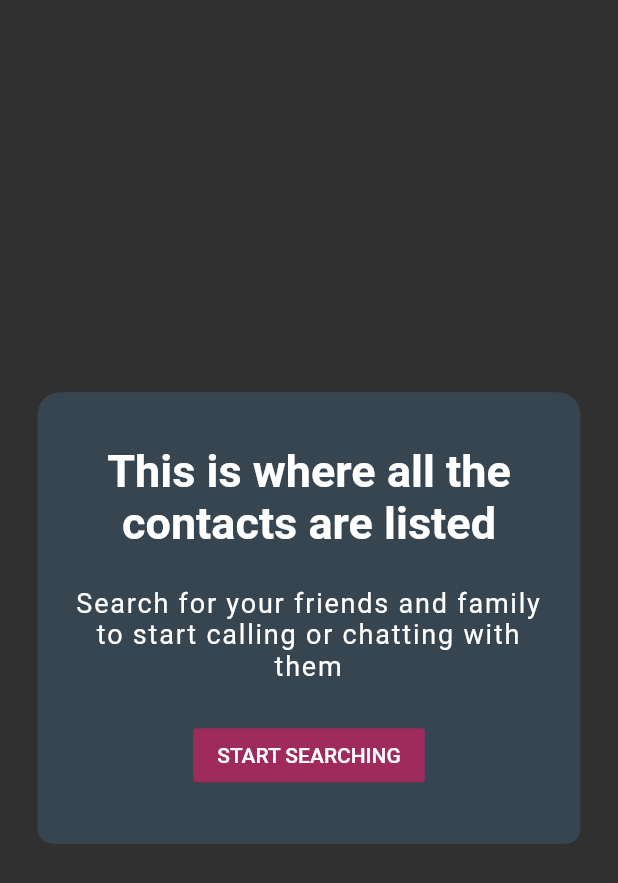
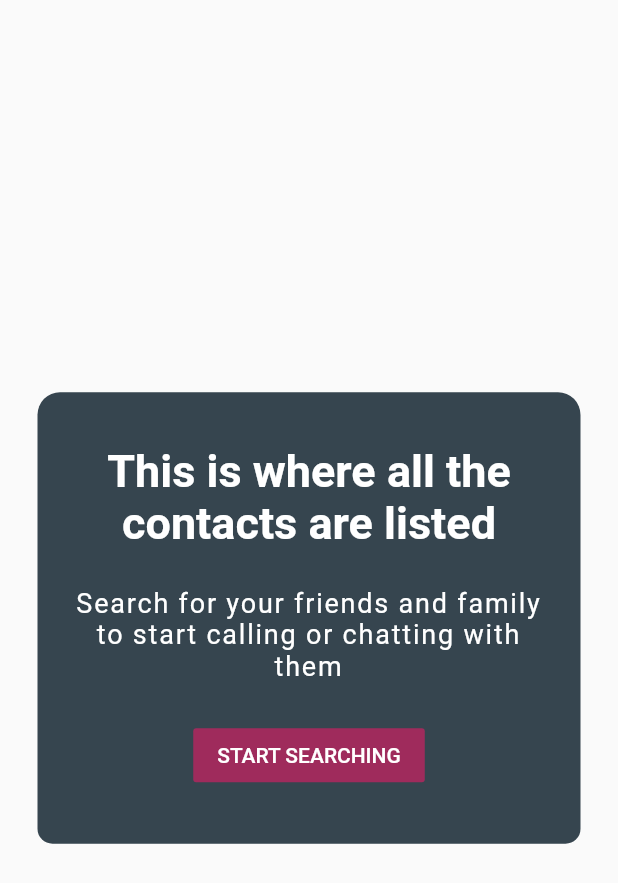
Before and after one commit to supunawaruse/flutter-pickUp, a Flutter app: the QuietBox widget shown alone on an empty page, opened directly, on a phone screen of 412 x 824 dp. Shown: the top 883 px of the screen. Run offline on Flutter 3.47's test engine with Material 2 defaults, Android fonts, the phone set to English and light mode, and no system bars; our stand-ins replace cached_network_image, cloud_firestore, cloud_functions, firebase_auth, firebase_core, firebase_messaging and 7 more; missing offline and left inert: agora_rtc_engine, emoji_picker, flutter_ringtone_player; accounts and stored records are empty.

Commit message:
changed queit box

```diff
--- a/lib/main.dart
+++ b/lib/main.dart
@@ -103,7 +103,6 @@ class _MyAppState extends State<MyApp> {
       child: MaterialApp(
           debugShowCheckedModeBanner: false,
           initialRoute: '/',
-          theme: ThemeData(brightness: Brightness.dark),
           routes: {
             '/search_screen': (context) => SearchScreen(),
           },
--- a/lib/screens/pageViews/widgets/Quiet_box.dart
+++ b/lib/screens/pageViews/widgets/Quiet_box.dart
@@ -28,6 +28,7 @@ class QuietBox extends StatelessWidget {
                 heading,
                 textAlign: TextAlign.center,
                 style: TextStyle(
+                  color: Colors.white,
                   fontWeight: FontWeight.bold,
                   fontSize: 30,
                 ),
@@ -37,6 +38,7 @@ class QuietBox extends StatelessWidget {
                 subtitle,
                 textAlign: TextAlign.center,
                 style: TextStyle(
+                  color: Colors.white,
                   letterSpacing: 1.2,
                   fontWeight: FontWeight.normal,
                   fontSize: 18,
@@ -46,7 +48,10 @@ class QuietBox extends StatelessWidget {
               searchToggle
                   ? (FlatButton(
                       color: UniversalVariables.darkPurple,
-                      child: Text("START SEARCHING"),
+                      child: Text(
+                        "START SEARCHING",
+                        style: TextStyle(color: Colors.white),
+                      ),
                       onPressed: () => Navigator.push(
                         context,
                         MaterialPageRoute(
```
